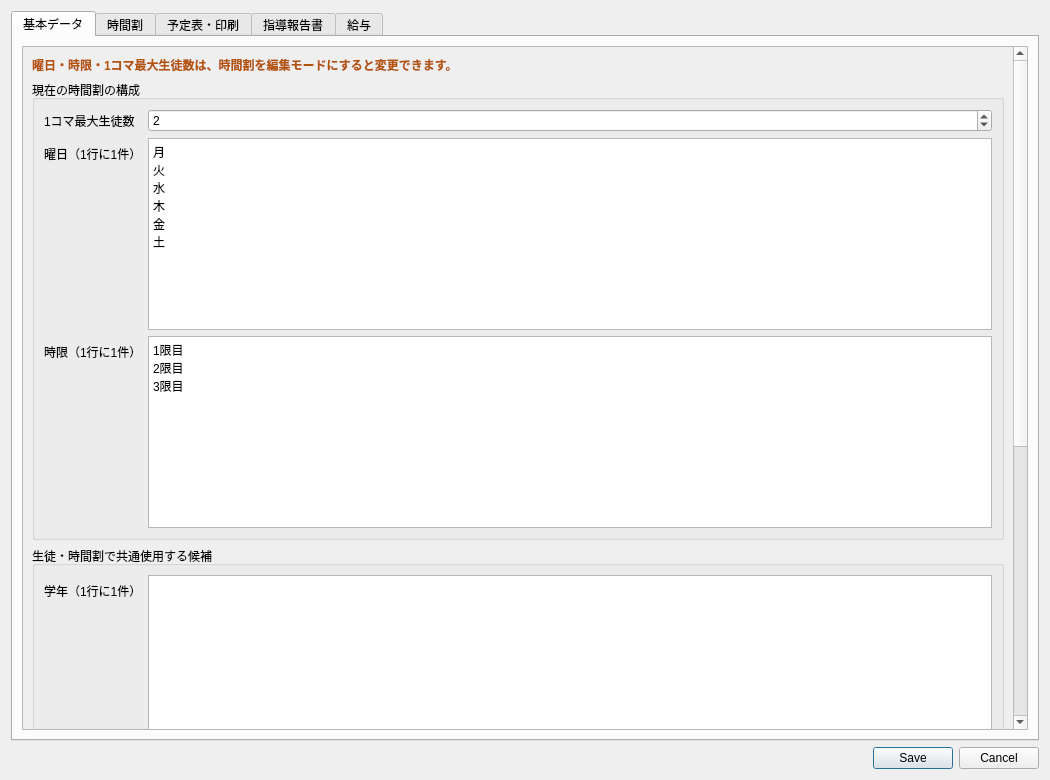
Before: the Qt Designer form settingsdialog.ui in ROMEKANA/TimeTable, drawn with Qt 5.
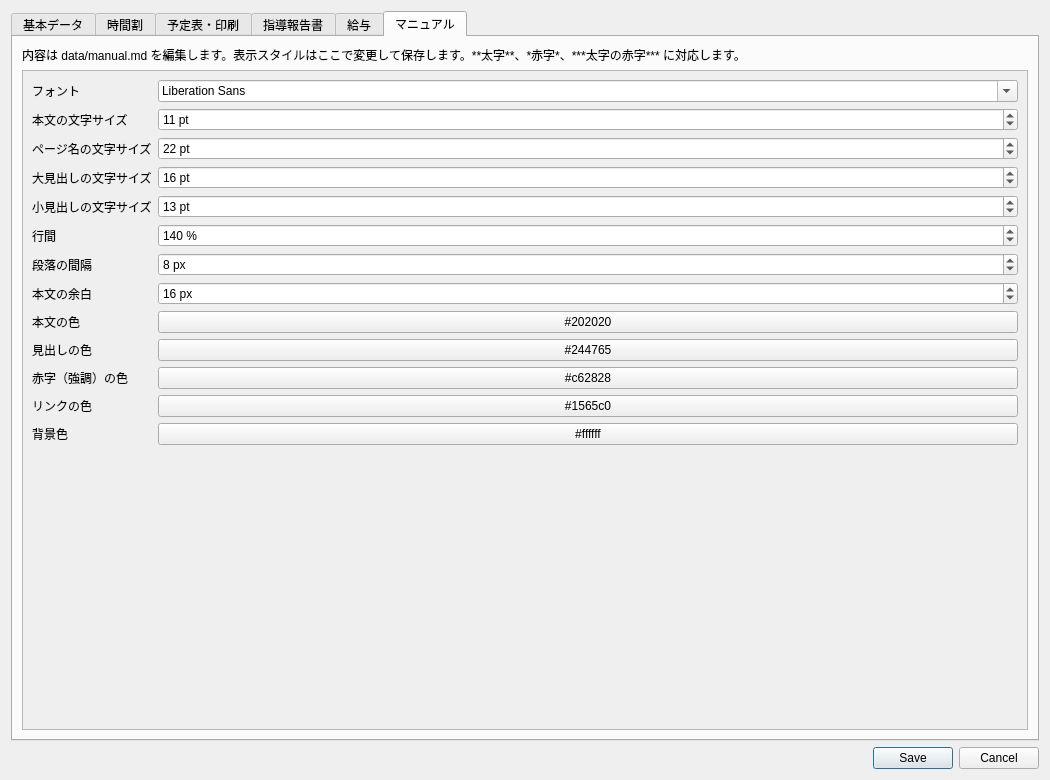
After: the same form once the commit is applied. The open tabs and pages were chosen to show the change.

Commit message: v0.3.28 Markdownファイルを使う編集可能なマニュアルへ変更

The edit to the form file:
```diff
--- a/settingsdialog.ui
+++ b/settingsdialog.ui
@@ -1974,6 +1974,315 @@
        </item>
       </layout>
      </widget>
+     <widget class="QWidget" name="manualSettingsTab">
+      <attribute name="title">
+       <string>マニュアル</string>
+      </attribute>
+      <layout class="QVBoxLayout" name="manualSettingsLayout">
+       <item>
+        <widget class="QLabel" name="manualSettingsNoticeLabel">
+         <property name="text">
+          <string>内容は data/manual.md を編集します。表示スタイルはここで変更して保存します。**太字**、*赤字*、***太字の赤字*** に対応します。</string>
+         </property>
+         <property name="wordWrap">
+          <bool>true</bool>
+         </property>
+        </widget>
+       </item>
+       <item>
+        <widget class="QScrollArea" name="manualSettingsScrollArea">
+         <property name="widgetResizable">
+          <bool>true</bool>
+         </property>
+         <widget class="QWidget" name="manualSettingsScrollContents">
+          <layout class="QFormLayout" name="manualSettingsFormLayout">
+           <item row="0" column="0">
+            <widget class="QLabel" name="manualFontFamilyComboBoxLabel">
+             <property name="text">
+              <string>フォント</string>
+             </property>
+            </widget>
+           </item>
+           <item row="0" column="1">
+            <widget class="QFontComboBox" name="manualFontFamilyComboBox">
+             <property name="toolTip">
+              <string>本文と見出しのフォントです。デフォルト値: Yu Gothic UI</string>
+             </property>
+            </widget>
+           </item>
+           <item row="1" column="0">
+            <widget class="QLabel" name="manualBodyFontSizeSpinBoxLabel">
+             <property name="text">
+              <string>本文の文字サイズ</string>
+             </property>
+            </widget>
+           </item>
+           <item row="1" column="1">
+            <widget class="QSpinBox" name="manualBodyFontSizeSpinBox">
+             <property name="toolTip">
+              <string>本文の文字サイズを調整します。デフォルト値: 11 pt</string>
+             </property>
+             <property name="minimum">
+              <number>6</number>
+             </property>
+             <property name="maximum">
+              <number>48</number>
+             </property>
+             <property name="value">
+              <number>11</number>
+             </property>
+             <property name="suffix">
+              <string> pt</string>
+             </property>
+            </widget>
+           </item>
+           <item row="2" column="0">
+            <widget class="QLabel" name="manualTitleFontSizeSpinBoxLabel">
+             <property name="text">
+              <string>ページ名の文字サイズ</string>
+             </property>
+            </widget>
+           </item>
+           <item row="2" column="1">
+            <widget class="QSpinBox" name="manualTitleFontSizeSpinBox">
+             <property name="toolTip">
+              <string>ページ名の文字サイズを調整します。デフォルト値: 22 pt</string>
+             </property>
+             <property name="minimum">
+              <number>6</number>
+             </property>
+             <property name="maximum">
+              <number>72</number>
+             </property>
+             <property name="value">
+              <number>22</number>
+             </property>
+             <property name="suffix">
+              <string> pt</string>
+             </property>
+            </widget>
+           </item>
+           <item row="3" column="0">
+            <widget class="QLabel" name="manualHeadingFontSizeSpinBoxLabel">
+             <property name="text">
+              <string>大見出しの文字サイズ</string>
+             </property>
+            </widget>
+           </item>
+           <item row="3" column="1">
+            <widget class="QSpinBox" name="manualHeadingFontSizeSpinBox">
+             <property name="toolTip">
+              <string>大見出しの文字サイズを調整します。デフォルト値: 16 pt</string>
+             </property>
+             <property name="minimum">
+              <number>6</number>
+             </property>
+             <property name="maximum">
+              <number>72</number>
+             </property>
+             <property name="value">
+              <number>16</number>
+             </property>
+             <property name="suffix">
+              <string> pt</string>
+             </property>
+            </widget>
+           </item>
+           <item row="4" column="0">
+            <widget class="QLabel" name="manualSubheadingFontSizeSpinBoxLabel">
+             <property name="text">
+              <string>小見出しの文字サイズ</string>
+             </property>
+            </widget>
+           </item>
+           <item row="4" column="1">
+            <widget class="QSpinBox" name="manualSubheadingFontSizeSpinBox">
+             <property name="toolTip">
+              <string>小見出しの文字サイズを調整します。デフォルト値: 13 pt</string>
+             </property>
+             <property name="minimum">
+              <number>6</number>
+             </property>
+             <property name="maximum">
+              <number>72</number>
+             </property>
+             <property name="value">
+              <number>13</number>
+             </property>
+             <property name="suffix">
+              <string> pt</string>
+             </property>
+            </widget>
+           </item>
+           <item row="5" column="0">
+            <widget class="QLabel" name="manualLineHeightSpinBoxLabel">
+             <property name="text">
+              <string>行間</string>
+             </property>
+            </widget>
+           </item>
+           <item row="5" column="1">
+            <widget class="QSpinBox" name="manualLineHeightSpinBox">
+             <property name="toolTip">
+              <string>行間を調整します。デフォルト値: 140 %</string>
+             </property>
+             <property name="minimum">
+              <number>100</number>
+             </property>
+             <property name="maximum">
+              <number>240</number>
+             </property>
+             <property name="value">
+              <number>140</number>
+             </property>
+             <property name="suffix">
+              <string> %</string>
+             </property>
+            </widget>
+           </item>
+           <item row="6" column="0">
+            <widget class="QLabel" name="manualParagraphSpacingSpinBoxLabel">
+             <property name="text">
+              <string>段落の間隔</string>
+             </property>
+            </widget>
+           </item>
+           <item row="6" column="1">
+            <widget class="QSpinBox" name="manualParagraphSpacingSpinBox">
+             <property name="toolTip">
+              <string>段落の間隔を調整します。デフォルト値: 8 px。0の場合は間隔なしです。</string>
+             </property>
+             <property name="minimum">
+              <number>0</number>
+             </property>
+             <property name="maximum">
+              <number>48</number>
+             </property>
+             <property name="value">
+              <number>8</number>
+             </property>
+             <property name="suffix">
+              <string> px</string>
+             </property>
+            </widget>
+           </item>
+           <item row="7" column="0">
+            <widget class="QLabel" name="manualMarginSpinBoxLabel">
+             <property name="text">
+              <string>本文の余白</string>
+             </property>
+            </widget>
+           </item>
+           <item row="7" column="1">
+            <widget class="QSpinBox" name="manualMarginSpinBox">
+             <property name="toolTip">
+              <string>本文の余白を調整します。デフォルト値: 16 px。0の場合は間隔なしです。</string>
+             </property>
+             <property name="minimum">
+              <number>0</number>
+             </property>
+             <property name="maximum">
+              <number>80</number>
+             </property>
+             <property name="value">
+              <number>16</number>
+             </property>
+             <property name="suffix">
+              <string> px</string>
+             </property>
+            </widget>
+           </item>
+           <item row="8" column="0">
+            <widget class="QLabel" name="manualTextColorButtonLabel">
+             <property name="text">
+              <string>本文の色</string>
+             </property>
+            </widget>
+           </item>
+           <item row="8" column="1">
+            <widget class="QPushButton" name="manualTextColorButton">
+             <property name="text">
+              <string>#202020</string>
+             </property>
+             <property name="toolTip">
+              <string>本文の色を選びます。デフォルト値: #202020</string>
+             </property>
+            </widget>
+           </item>
+           <item row="9" column="0">
+            <widget class="QLabel" name="manualHeadingColorButtonLabel">
+             <property name="text">
+              <string>見出しの色</string>
+             </property>
+            </widget>
+           </item>
+           <item row="9" column="1">
+            <widget class="QPushButton" name="manualHeadingColorButton">
+             <property name="text">
+              <string>#244765</string>
+             </property>
+             <property name="toolTip">
+              <string>見出しの色を選びます。デフォルト値: #244765</string>
+             </property>
+            </widget>
+           </item>
+           <item row="10" column="0">
+            <widget class="QLabel" name="manualImportantColorButtonLabel">
+             <property name="text">
+              <string>赤字（強調）の色</string>
+             </property>
+            </widget>
+           </item>
+           <item row="10" column="1">
+            <widget class="QPushButton" name="manualImportantColorButton">
+             <property name="text">
+              <string>#c62828</string>
+             </property>
+             <property name="toolTip">
+              <string>赤字（強調）の色を選びます。デフォルト値: #c62828</string>
+             </property>
+            </widget>
+           </item>
+           <item row="11" column="0">
+            <widget class="QLabel" name="manualLinkColorButtonLabel">
+             <property name="text">
+              <string>リンクの色</string>
+             </property>
+            </widget>
+           </item>
+           <item row="11" column="1">
+            <widget class="QPushButton" name="manualLinkColorButton">
+             <property name="text">
+              <string>#1565c0</string>
+             </property>
+             <property name="toolTip">
+              <string>リンクの色を選びます。デフォルト値: #1565c0</string>
+             </property>
+            </widget>
+           </item>
+           <item row="12" column="0">
+            <widget class="QLabel" name="manualBackgroundColorButtonLabel">
+             <property name="text">
+              <string>背景色</string>
+             </property>
+            </widget>
+           </item>
+           <item row="12" column="1">
+            <widget class="QPushButton" name="manualBackgroundColorButton">
+             <property name="text">
+              <string>#ffffff</string>
+             </property>
+             <property name="toolTip">
+              <string>背景色を選びます。デフォルト値: #ffffff</string>
+             </property>
+            </widget>
+           </item>
+          </layout>
+         </widget>
+        </widget>
+       </item>
+      </layout>
+     </widget>
     </widget>
    </item>
    <item>
```
The commit also changes 12 other files.
